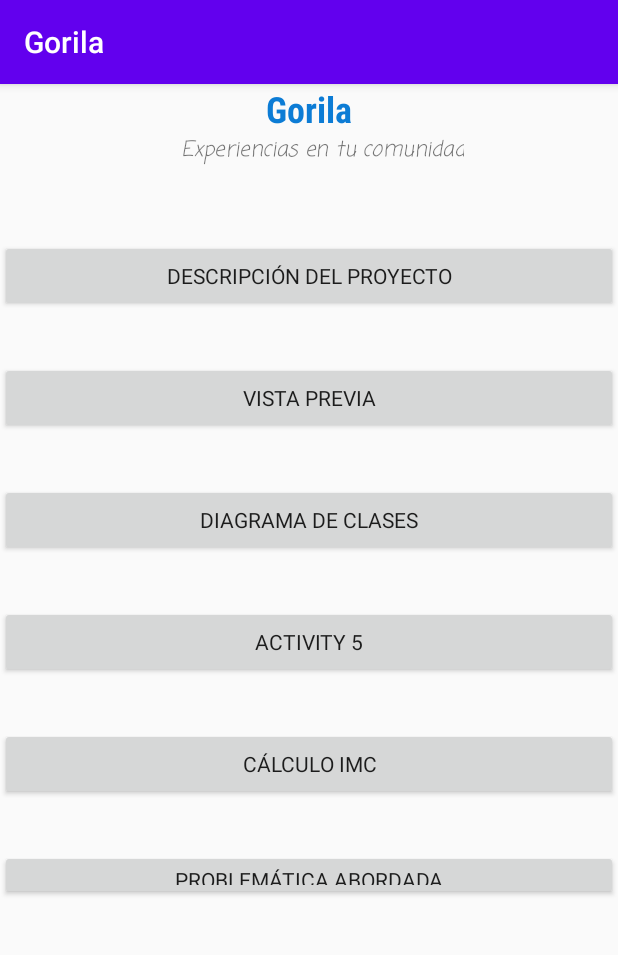
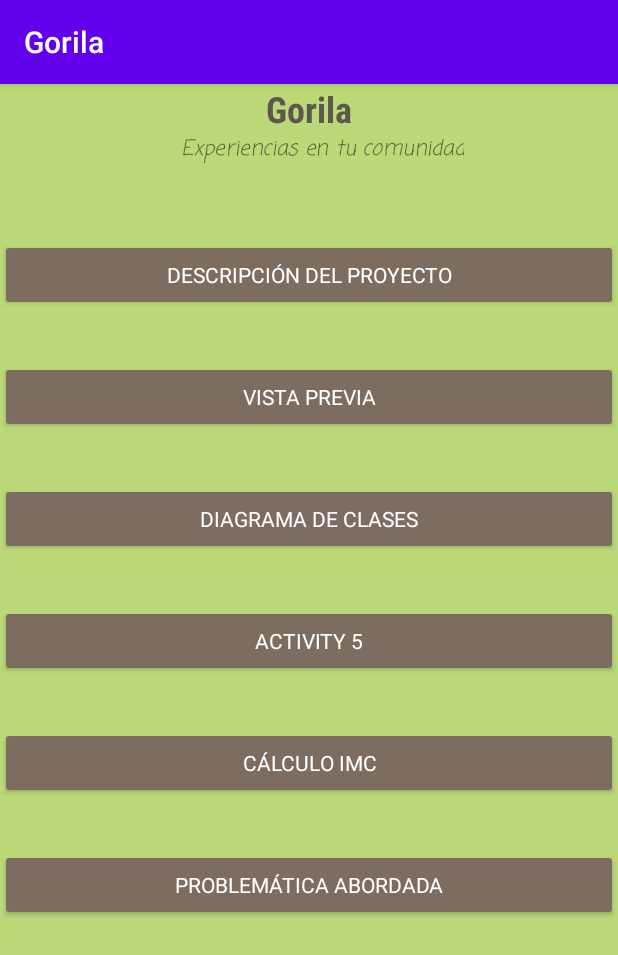
Before and after one commit to DaniniSC/Gorilapp, an Android app: the screen it shows after launch (MainActivity), on a phone screen of 412 x 824 dp. Shown: the top 955 px of the screen. Run offline under Robolectric (Android 15) with nearby library versions, the phone set to English and light mode, and no system bars.

Commit message:
Style:activity_main.xml

```diff
--- a/app/src/main/res/layout/activity_main.xml
+++ b/app/src/main/res/layout/activity_main.xml
@@ -6,11 +6,14 @@
         android:layout_height="match_parent"
         android:baselineAligned="false"
         android:orientation="vertical"
-        tools:context=".MainActivity">
+        tools:context=".MainActivity"
+        android:background="#BCD979">
+    <!-- Titulo -->
     <LinearLayout
         android:layout_width="match_parent"
-        android:layout_height="33dp"
-        android:layout_weight="0">
+        android:layout_height="wrap_content"
+        android:layout_weight="0"
+        android:orientation="vertical">
 
         <TextView
 
@@ -21,15 +24,13 @@
             android:text="@string/gorila"
             android:textAlignment="center"
             android:textAppearance="@style/TextAppearance.AppCompat.Large"
-            android:textColor="#0C7CD5"
+            android:textColor="#5E574D"
             android:textSize="24sp"
             android:textStyle="bold"
             tools:layout_editor_absoluteX="107dp"
             tools:layout_editor_absoluteY="56dp"
             tools:text="Gorila" />
-    </LinearLayout>
-
-
+        <!-- Subtitulo -->
         <TextView
             android:id="@+id/textView2"
             android:layout_width="309dp"
@@ -41,38 +42,61 @@
             tools:layout_editor_absoluteX="110dp"
             tools:layout_editor_absoluteY="157dp" />
 
+    </LinearLayout>
+
+    <!-- Espacio -->
     <LinearLayout
         android:layout_width="match_parent"
         android:layout_height="33dp"
-        android:layout_weight="0">
+        android:layout_weight="0"></LinearLayout>
 
-    </LinearLayout>
+    <!-- Boton descripcion -->
+    <LinearLayout
+        android:layout_width="match_parent"
+        android:layout_height="wrap_content"
+        android:layout_weight="0"
+        android:baselineAligned="false">
 
         <Button
             android:id="@+id/button"
             android:layout_width="match_parent"
             android:layout_height="wrap_content"
+            android:backgroundTint="#7D6D61"
             android:fontFamily="sans-serif"
             android:onClick="IrDescripcion"
             android:text="Descripción del proyecto"
+            android:textColor="#FFFFFF"
             tools:layout_editor_absoluteX="169dp"
             tools:layout_editor_absoluteY="646dp" />
+    </LinearLayout>
 
+    <!-- Espacio -->
     <LinearLayout
         android:layout_width="match_parent"
         android:layout_height="33dp"
         android:layout_weight="0"></LinearLayout>
 
+    <!-- Boton Vista previa -->
+    <LinearLayout
+        android:layout_width="match_parent"
+        android:layout_height="wrap_content"
+        android:layout_weight="0"
+        android:baselineAligned="false">
+
         <Button
             android:id="@+id/button2"
             android:layout_width="match_parent"
             android:layout_height="wrap_content"
+            android:backgroundTint="#7D6D61"
             android:fontFamily="sans-serif"
             android:onClick="IrPreview"
             android:text="Vista previa"
+            android:textColor="#FFFFFF"
             tools:layout_editor_absoluteX="169dp"
             tools:layout_editor_absoluteY="646dp" />
+    </LinearLayout>
 
+    <!-- Espacio -->
     <LinearLayout
         android:layout_width="match_parent"
         android:layout_height="33dp"
@@ -96,17 +120,20 @@
             android:id="@+id/button3"
             android:layout_width="match_parent"
             android:layout_height="wrap_content"
+            android:backgroundTint="#7D6D61"
             android:fontFamily="sans-serif"
             android:onClick="IrDiagrama"
             android:text="Diagrama de clases"
+            android:textColor="#FFFFFF"
             tools:layout_editor_absoluteX="169dp"
             tools:layout_editor_absoluteY="646dp" />
     </LinearLayout>
+
+    <!-- Espacio -->
     <LinearLayout
         android:layout_width="match_parent"
         android:layout_height="33dp"
-            android:layout_weight="0">
-        </LinearLayout>
+        android:layout_weight="0"></LinearLayout>
 
     <LinearLayout
         android:layout_width="match_parent"
@@ -118,17 +145,20 @@
             android:id="@+id/button4"
             android:layout_width="match_parent"
             android:layout_height="wrap_content"
+            android:backgroundTint="#7D6D61"
             android:fontFamily="sans-serif"
             android:onClick="IrCalculo"
             android:text="ACTIVITY 5"
+            android:textColor="#FFFFFF"
             tools:layout_editor_absoluteX="169dp"
             tools:layout_editor_absoluteY="646dp" />
     </LinearLayout>
+
+    <!-- Espacio -->
     <LinearLayout
         android:layout_width="match_parent"
         android:layout_height="33dp"
-            android:layout_weight="0">
-        </LinearLayout>
+        android:layout_weight="0"></LinearLayout>
 
     <LinearLayout
         android:layout_width="match_parent"
@@ -140,40 +170,44 @@
             android:id="@+id/button6"
             android:layout_width="match_parent"
             android:layout_height="wrap_content"
+            android:backgroundTint="#7D6D61"
             android:fontFamily="sans-serif"
             android:onClick="IrIMC"
             android:text="Cálculo IMC"
+            android:textColor="#FFFFFF"
             tools:layout_editor_absoluteX="169dp"
             tools:layout_editor_absoluteY="646dp" />
     </LinearLayout>
 
+    <!-- Espacio -->
     <LinearLayout
         android:layout_width="match_parent"
         android:layout_height="33dp"
-        android:layout_weight="0">
-
-    </LinearLayout>
+        android:layout_weight="0"></LinearLayout>
 
     <LinearLayout
         android:layout_width="match_parent"
-        android:layout_height="33dp"
+        android:layout_height="wrap_content"
         android:layout_weight="0">
 
         <Button
             android:id="@+id/button5"
             android:layout_width="match_parent"
             android:layout_height="match_parent"
+            android:backgroundTint="#7D6D61"
             android:fontFamily="sans-serif"
             android:onClick="IrProblematica"
             android:text="Problemática abordada"
+            android:textColor="#FFFFFF"
             tools:layout_editor_absoluteX="169dp"
-            tools:layout_editor_absoluteY="656dp" />
+            tools:layout_editor_absoluteY="646dp" />
 
         </LinearLayout>
+
+    <!-- Espacio -->
     <LinearLayout
         android:layout_width="match_parent"
         android:layout_height="33dp"
-            android:layout_weight="0">
-        </LinearLayout>
+        android:layout_weight="0"></LinearLayout>
 
 </LinearLayout>
```
Lines whose indentation alone changed are shown as unchanged.
